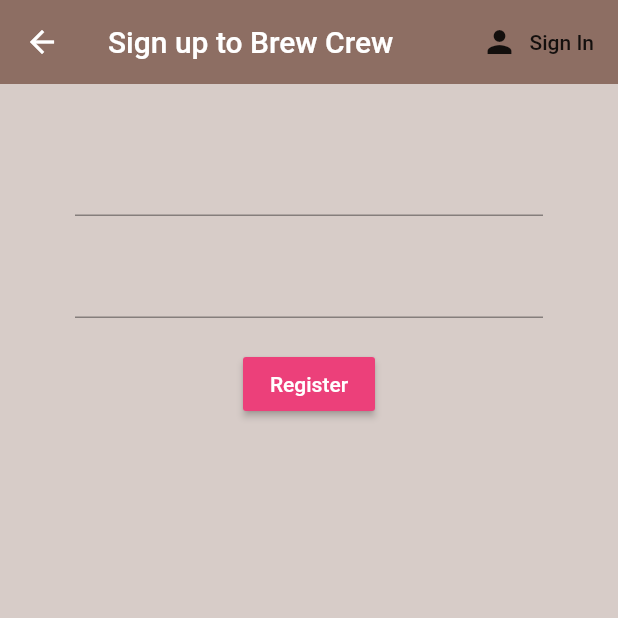
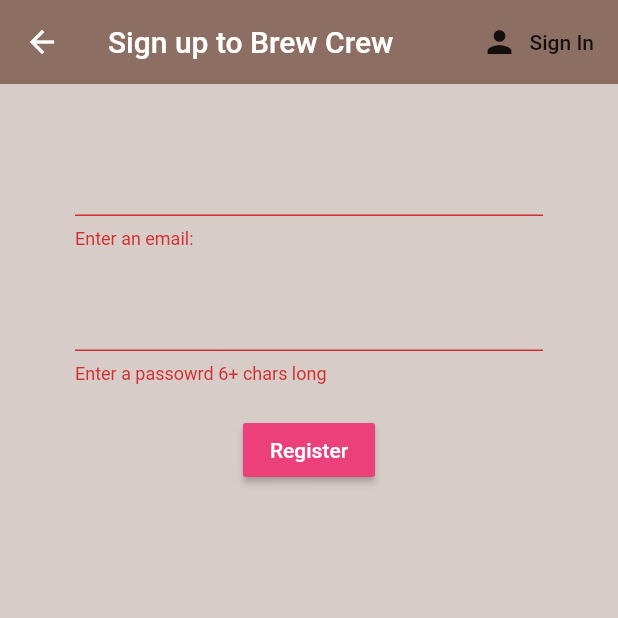
Before and after one commit to Williano/Brew-Crew, a Flutter app: the Register screen opened directly, after a tap on "Register", on a phone screen of 412 x 824 dp, the top half of it. Run offline on Flutter 3.47's test engine with Material 2 defaults, Android fonts, the phone set to English and light mode, and no system bars; our stand-ins replace firebase_auth; accounts and stored records are empty.

Commit message:
Add functionality for register with email and password

```diff
--- a/lib/screens/authenticate/register.dart
+++ b/lib/screens/authenticate/register.dart
@@ -2,7 +2,7 @@ import 'package:brew_crew/services/auth.dart';
 import 'package:flutter/material.dart';
 
 class Register extends StatefulWidget {
-    final Function toggleView;
+  final Function toggleView;
 
   Register({this.toggleView});
 
@@ -13,9 +13,11 @@ class Register extends StatefulWidget {
 class _RegisterState extends State<Register> {
 
   final AuthService _auth = AuthService();
+  final _formKey = GlobalKey<FormState>();
 
   String email = "";
   String password = "";
+  String error = "";
 
 
   @override
@@ -38,24 +40,32 @@ class _RegisterState extends State<Register> {
       body: Container(
         padding: EdgeInsets.symmetric(vertical: 20.0, horizontal: 50.0),
         child: Form(
+          key: _formKey,
           child: Column(
           children: <Widget>[
             SizedBox(height: 20.0),
             TextFormField(
+              validator: (val) => val.length < 6 ? "Enter an email: " : null,
               onChanged: (val) {
                 setState(() => email = val);
               }
             ),
             SizedBox(height: 20.0),
             TextFormField(
+              validator: (val) => val.length < 6 ? "Enter a passowrd 6+ chars long" : null,
               obscureText: true,
               onChanged: (val) => password = val,
             ),
             SizedBox(height:20.0),
             RaisedButton(
               onPressed: () async {
-                print(email);
-                print(password);
+              if(_formKey.currentState.validate())
+                {
+                  dynamic result = await _auth.registerWithEmailAndPassword(email, password);
+                  if(result == null) {
+                    setState(() => error = "Please supply a valid email");
+                  }
+                }
               },
               color: Colors.pink[400],
               child: Text(
@@ -64,7 +74,12 @@ class _RegisterState extends State<Register> {
                   color: Colors.white
                 )
               ),
-              )
+              ),
+              SizedBox(height: 12.0),
+              Text(
+                error,
+                style: TextStyle(color: Colors.red, fontSize: 14.0),
+              ),
           ]
         ),),
       )
--- a/lib/screens/authenticate/sign_in.dart
+++ b/lib/screens/authenticate/sign_in.dart
@@ -47,14 +47,17 @@ class _SignInState extends State<SignIn> {
             ),
             SizedBox(height: 20.0),
             TextFormField(
+              validator: (val) => val.length < 6 ? "Enter a passowrd 6+ chars long" : null,
               obscureText: true,
               onChanged: (val) => password = val,
             ),
             SizedBox(height:20.0),
             RaisedButton(
               onPressed: () async {
-                print(email);
-                print(password);
+
+                  print(email);
+                  print(password);
+
               },
               color: Colors.pink[400],
               child: Text(
--- a/lib/services/auth.dart
+++ b/lib/services/auth.dart
@@ -39,6 +39,19 @@ class AuthService {
   // sign in with email & password
 
   // register with eamil & password
+  Future registerWithEmailAndPassword(String email, String password) async
+  {
+    try {
+
+      AuthResult result = await _auth.createUserWithEmailAndPassword(email: email, password: password);
+      FirebaseUser user= result.user;
+      return _userFromFirebaseUser(user);
+
+    } catch(e){
+      print(e.toString());
+      return null;
+    }
+  }
 
   // sign out
   Future signOut() async{
```
